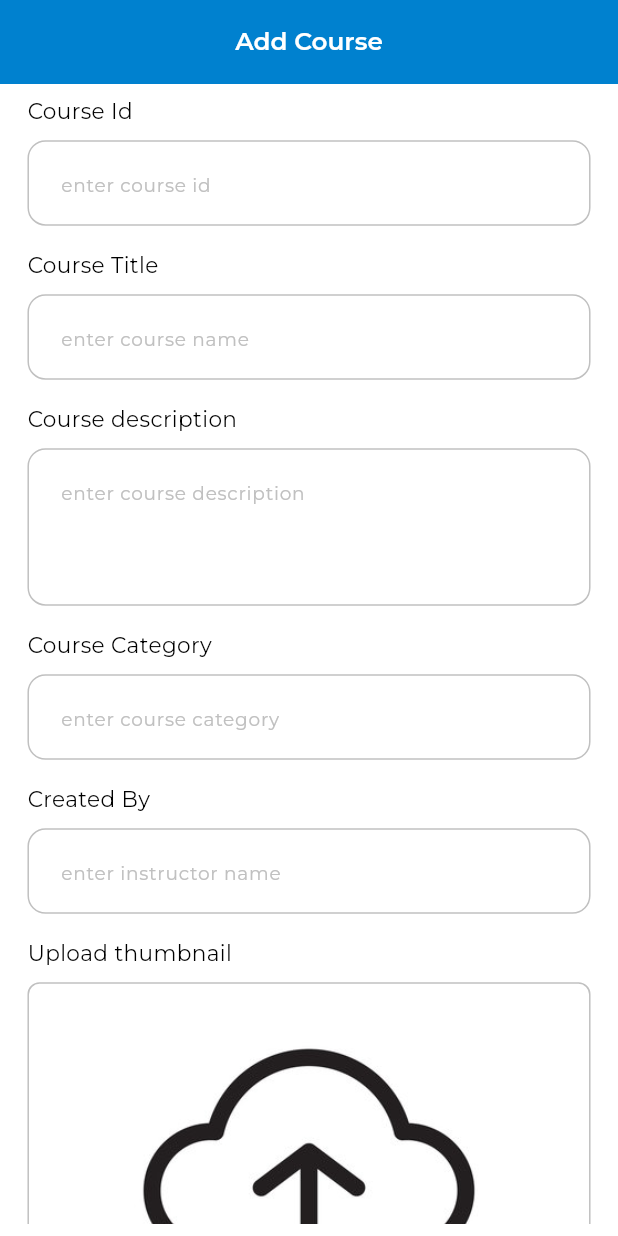
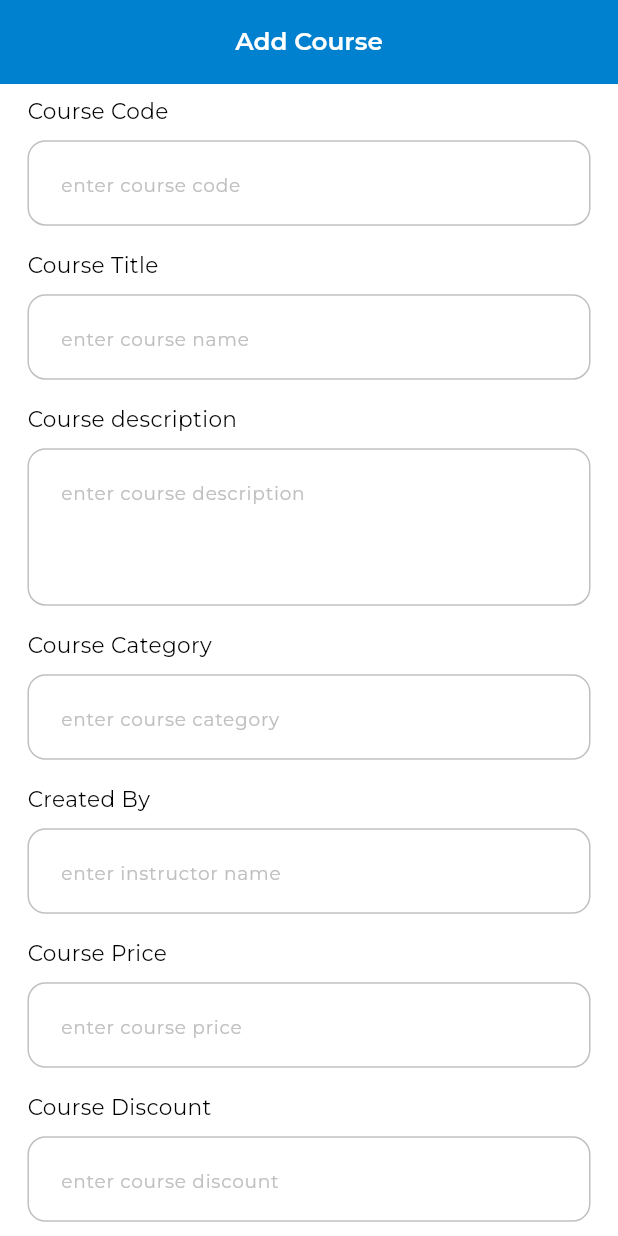
Before and after one commit to aliNassef/elearning_dashboard, a Flutter app: the screen it shows after launch, on a phone screen of 412 x 824 dp. Run offline on Flutter 3.47's test engine with Material 3 defaults, Android fonts, the phone set to English and light mode, and no system bars; our stand-ins replace cloud_firestore, dartz, device_preview, firebase_core, flutter_bloc, flutter_screenutil and 7 more; accounts and stored records are empty.

Commit message:
handle pick thumbnail image

```diff
--- /dev/null
+++ b/lib/core/shared/widgets/custom_app_bar.dart
@@ -0,0 +1,29 @@
+
+import 'package:flutter/material.dart';
+
+import '../../utils/app_color.dart';
+import '../../utils/app_styles.dart';
+
+class CustomAppBar extends StatelessWidget implements PreferredSizeWidget {
+  const CustomAppBar({
+    super.key,
+  });
+
+  @override
+  Widget build(BuildContext context) {
+    return AppBar(
+      elevation: 2,
+      backgroundColor: AppColors.primaryColor,
+      centerTitle: true,
+      title: Text(
+        'Add Course',
+        style: AppStyles.textStyle16SB.copyWith(
+          color: Colors.white,
+        ),
+      ),
+    );
+  }
+
+  @override
+  Size get preferredSize => const Size.fromHeight(kToolbarHeight);
+}
--- a/lib/e_learning_app.dart
+++ b/lib/e_learning_app.dart
@@ -5,7 +5,6 @@ import 'package:flutter/material.dart';
 import 'package:flutter/services.dart';
 import 'package:flutter_screenutil/flutter_screenutil.dart';
 import 'package:google_fonts/google_fonts.dart';
-
 import 'core/utils/app_color.dart';
 
 class ELearningApp extends StatelessWidget {
--- a/lib/features/courses/presentation/view/courses_view.dart
+++ b/lib/features/courses/presentation/view/courses_view.dart
@@ -1,7 +1,5 @@
 import 'package:flutter/material.dart';
-
-import '../../../../core/utils/app_color.dart';
-import '../../../../core/utils/app_styles.dart';
+import '../../../../core/shared/widgets/custom_app_bar.dart';
 import '../widgets/courses_view_body.dart';
 
 class CoursesView extends StatelessWidget {
@@ -9,19 +7,9 @@ class CoursesView extends StatelessWidget {
   static const routeName = 'courses';
   @override
   Widget build(BuildContext context) {
-    return Scaffold(
-      appBar: AppBar(
-        elevation: 2,
-        backgroundColor: AppColors.primaryColor,
-        centerTitle: true,
-        title: Text(
-          'Add Course',
-          style: AppStyles.textStyle16SB.copyWith(
-            color: Colors.white,
-          ),
-        ),
-      ),
-      body: const SafeArea(
+    return const Scaffold(
+      appBar: CustomAppBar(),
+      body: SafeArea(
         child: CoursesViewBody(),
       ),
     );
--- a/lib/features/courses/presentation/widgets/courses_view_body.dart
+++ b/lib/features/courses/presentation/widgets/courses_view_body.dart
@@ -8,11 +8,18 @@ import 'package:flutter_screenutil/flutter_screenutil.dart';
 import '../../../../core/utils/app_styles.dart';
 import 'uplaod_thumbnail.dart';
 
-class CoursesViewBody extends StatelessWidget {
+class CoursesViewBody extends StatefulWidget {
   const CoursesViewBody({
     super.key,
   });
 
+  @override
+  State<CoursesViewBody> createState() => _CoursesViewBodyState();
+}
+
+class _CoursesViewBodyState extends State<CoursesViewBody> {
+  final GlobalKey<FormState> _formKey = GlobalKey<FormState>();
+  AutovalidateMode autovalidateMode = AutovalidateMode.disabled;
   @override
   Widget build(BuildContext context) {
     return Padding(
@@ -21,12 +28,15 @@ class CoursesViewBody extends StatelessWidget {
         vertical: 8.h,
       ),
       child: SingleChildScrollView(
+        child: Form(
+          autovalidateMode: autovalidateMode,
+          key: _formKey,
           child: Column(
             crossAxisAlignment: CrossAxisAlignment.start,
             children: [
               const CourseInputField(
-              title: 'Course Id',
-              hint: 'enter course id',
+                title: 'Course Code',
+                hint: 'enter course code',
               ),
               const CourseInputField(
                 title: 'Course Title',
@@ -45,6 +55,14 @@ class CoursesViewBody extends StatelessWidget {
                 title: 'Created By',
                 hint: 'enter instructor name',
               ),
+              const CourseInputField(
+                title: 'Course Price',
+                hint: 'enter course price',
+              ),
+              const CourseInputField(
+                title: 'Course Discount',
+                hint: 'enter course discount',
+              ),
               Text(
                 'Upload thumbnail',
                 style: AppStyles.textStyle14R,
@@ -62,6 +80,7 @@ class CoursesViewBody extends StatelessWidget {
             ],
           ),
         ),
+      ),
     );
   }
 }
--- a/pubspec.yaml
+++ b/pubspec.yaml
@@ -40,8 +40,10 @@ dependencies:
   fluttertoast: ^8.2.8
   get_it: ^8.0.2
   google_fonts: ^6.2.1
+  image_picker: ^1.1.2
   lottie: ^3.1.3
   shared_preferences: ^2.3.3
+  skeletonizer: ^1.4.2
 
 dev_dependencies:
   flutter_lints: ^4.0.0
```
Also changed, not shown: lib/features/courses/presentation/widgets/uplaod_thumbnail.dart (+32 -4 lines), pubspec.lock, 6 other files. Lines whose indentation alone changed are shown as unchanged.
